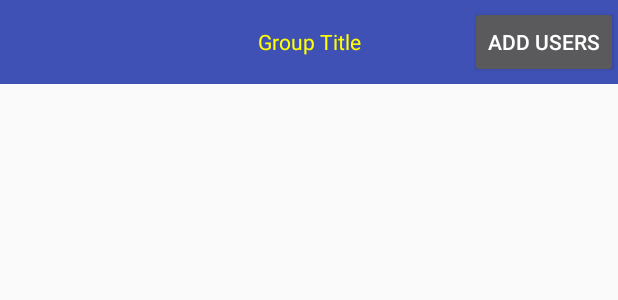
After one commit to matteosantama/PikIt, an Android app: the layout activity_group_detail.xml on its own in the app's theme, with its tools: preview values and no code run, on a phone screen of 412 x 824 dp. The commit adds this screen. Shown: the top 300 px of the screen. Run offline under Robolectric (Android 15) with nearby library versions, the phone set to English and light mode, and no system bars.

Commit message:
began implementing GroupDetail activity

```diff
--- a/app/build.gradle
+++ b/app/build.gradle
@@ -41,4 +41,5 @@ dependencies {
 
 
 
+
 apply plugin: 'com.google.gms.google-services'
--- a/app/src/main/java/hu/ait/matteo/pikit/LoginActivity.java
+++ b/app/src/main/java/hu/ait/matteo/pikit/LoginActivity.java
@@ -78,8 +78,6 @@ public class LoginActivity extends BaseActivity {
                 hideProgressDialog();
 
                 if (task.isSuccessful()) {
-                    Toast.makeText(LoginActivity.this, "Login ok", Toast.LENGTH_SHORT).show();
-
                     startActivity(new Intent(LoginActivity.this, GroupsActivity.class));
                 } else {
                     Toast.makeText(LoginActivity.this, "Failed: "+task.getException().getLocalizedMessage(),
@@ -87,7 +85,6 @@ public class LoginActivity extends BaseActivity {
                 }
             }
         });
-        finish();
     }
 
     @OnClick(R.id.btn_register)
--- a/app/src/main/java/hu/ait/matteo/pikit/data/Group.java
+++ b/app/src/main/java/hu/ait/matteo/pikit/data/Group.java
@@ -31,4 +31,8 @@ public class Group {
     public String getName() {
         return this.name;
     }
+
+    public List<String> getMembers() {
+        return this.members;
+    }
 }
--- /dev/null
+++ b/app/src/main/res/layout/activity_group_detail.xml
@@ -0,0 +1,43 @@
+<?xml version="1.0" encoding="utf-8"?>
+<LinearLayout xmlns:android="http://schemas.android.com/apk/res/android"
+    xmlns:app="http://schemas.android.com/apk/res-auto"
+    xmlns:tools="http://schemas.android.com/tools"
+    android:layout_width="match_parent"
+    android:layout_height="match_parent"
+    tools:context="hu.ait.matteo.pikit.GroupDetail"
+    android:orientation="horizontal">
+
+
+    <android.support.v7.widget.Toolbar
+        android:id="@+id/toolbar_top"
+        android:layout_height="wrap_content"
+        android:layout_width="match_parent"
+        android:minHeight="?attr/actionBarSize"
+        android:background="@color/colorPrimary"
+        app:theme="@style/AppTheme.AppBarOverlay" >
+
+
+        <TextView
+            android:layout_width="wrap_content"
+            android:layout_height="wrap_content"
+            android:text="Group Title"
+            android:layout_gravity="center"
+            android:id="@+id/toolbar_title"
+            android:textColor="#ffff00"/>
+
+        <Button
+            android:layout_width="wrap_content"
+            android:layout_height="match_parent"
+            android:layout_gravity="end"
+            android:text="Add Users"/>
+
+    </android.support.v7.widget.Toolbar>
+
+    <TextView
+        android:layout_width="368dp"
+        android:layout_height="495dp"
+        android:text="HELLO WOLRD"
+        tools:layout_editor_absoluteY="8dp"
+        tools:layout_editor_absoluteX="8dp" />
+
+</LinearLayout>
--- a/app/src/main/res/layout/group_item.xml
+++ b/app/src/main/res/layout/group_item.xml
@@ -16,6 +16,7 @@
             android:id="@+id/group_icon"
             android:layout_width="wrap_content"
             android:layout_height="wrap_content"
+            android:layout_centerVertical="true"
             android:src="@mipmap/ic_launcher_round"
             android:padding="6dp"/>
 
```
Also changed, not shown: app/src/main/AndroidManifest.xml (+9 -4 lines), app/src/main/java/hu/ait/matteo/pikit/GroupDetail.java (added, +13 -0 lines), app/src/main/java/hu/ait/matteo/pikit/GroupRecyclerAdapter.java (+28 -5 lines), app/src/main/java/hu/ait/matteo/pikit/GroupsActivity.java (+36 -6 lines).
